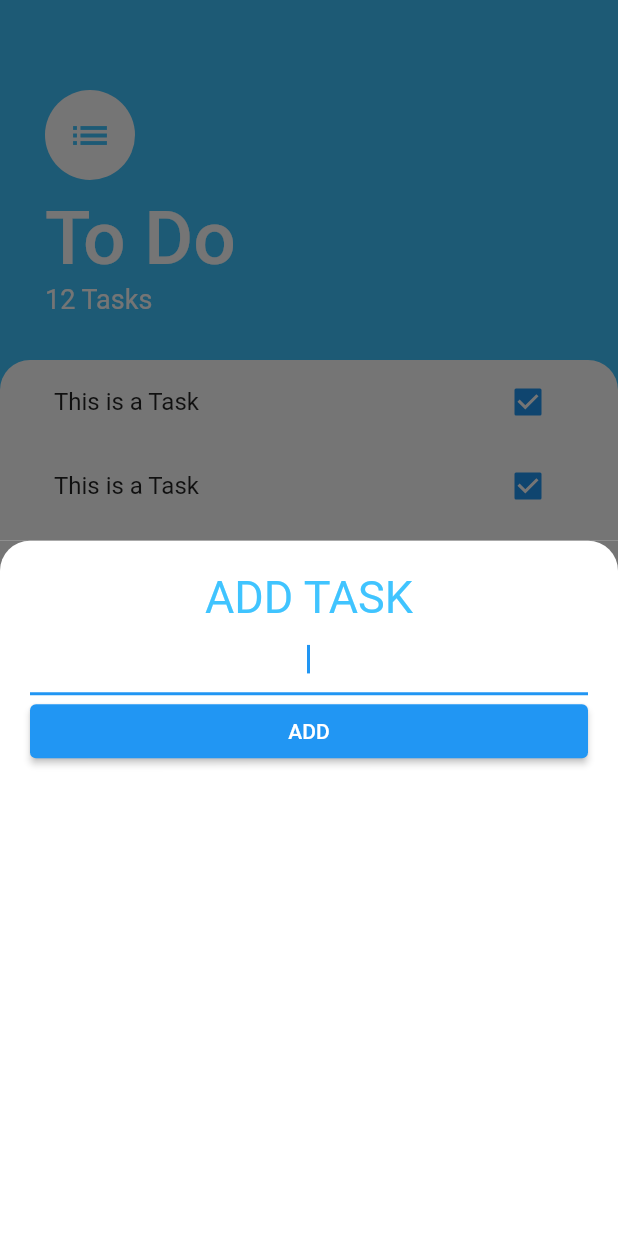
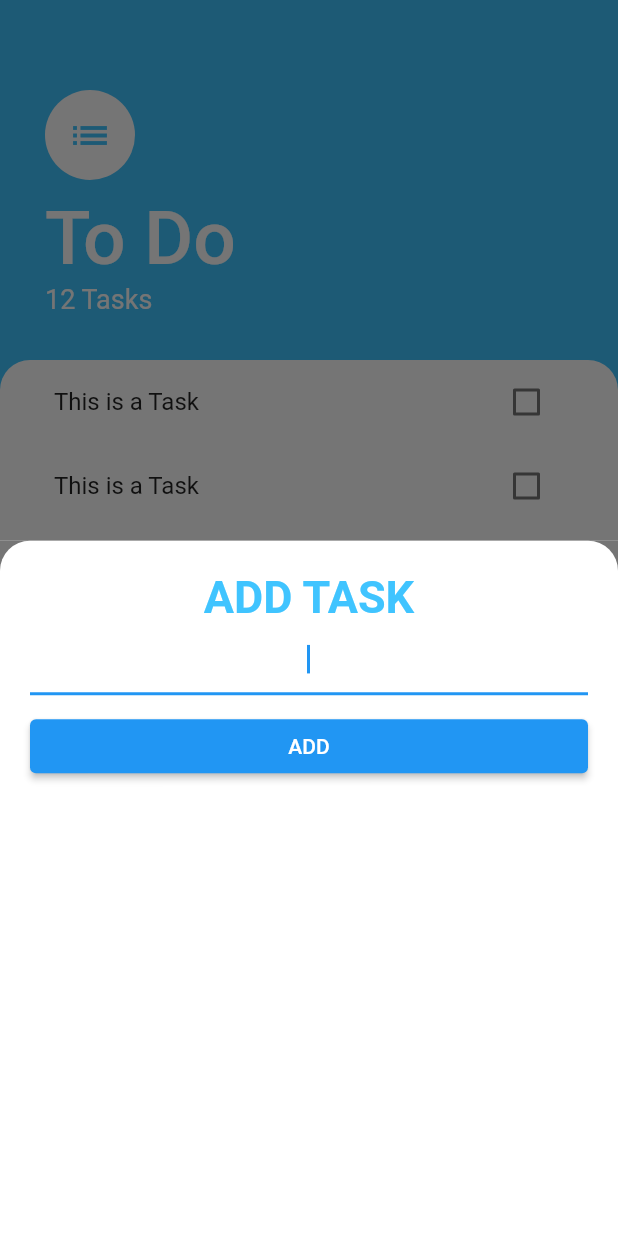
Before and after one commit to MominKhattar/To_Do_App, a Flutter app: the screen it shows after launch, after a tap on the "add" icon, on a phone screen of 412 x 824 dp. Run offline on Flutter 3.47's test engine with Material 2 defaults, Android fonts, the phone set to English and light mode, and no system bars.

Commit message:
task and checkbox is linked

```diff
--- a/lib/Widgets/taskList.dart
+++ b/lib/Widgets/taskList.dart
@@ -2,9 +2,6 @@ import 'package:flutter/material.dart';
 import 'package:todo/Widgets/taskTile.dart';
 
 class TaskList extends StatelessWidget {
-  const TaskList({
-    Key? key,
-  }) : super(key: key);
 
   @override
   Widget build(BuildContext context) {
--- a/lib/Widgets/taskTile.dart
+++ b/lib/Widgets/taskTile.dart
@@ -1,18 +1,31 @@
 import 'package:flutter/material.dart';
 
+class TaskTile extends StatefulWidget {
+  @override
+  State<TaskTile> createState() => _TaskTileState();
+}
 
-class TaskTile extends StatelessWidget {
-  const TaskTile({
-    Key? key,
-  }) : super(key: key);
+class _TaskTileState extends State<TaskTile> {
+  bool isChecked = false;
+
+   void checkBoxCall(bool? checkboxstate) {
+    setState(() {
+      isChecked = checkboxstate!;
+    });
+  }
 
   @override
   Widget build(BuildContext context) {
     return ListTile(
-      title: Text('This is a Task'),
-      trailing: Checkbox(
-        value: true,
-        onChanged: (bool? value) {},
+      title: Text(
+        'This is a Task',
+        style: TextStyle(
+            decoration: isChecked ? TextDecoration.lineThrough : null),
+      ),
+      trailing: Container(
+        width: 50,
+        child: Checkbox(value: isChecked, onChanged:
+      checkBoxCall),
       ),
     );
   }
--- a/lib/screens/add_task.dart
+++ b/lib/screens/add_task.dart
@@ -1,3 +1,4 @@
+import 'package:flutter/cupertino.dart';
 import 'package:flutter/material.dart';
 
 class AddTask extends StatelessWidget {
@@ -11,33 +12,34 @@ class AddTask extends StatelessWidget {
         decoration: BoxDecoration(
             color: Colors.white,
             borderRadius: BorderRadius.only(
-            topLeft: Radius.circular(20),
-            topRight: Radius.circular(20),
-          )
-        ),
+              topLeft: Radius.circular(20),
+              topRight: Radius.circular(20),
+            )),
         child: Padding(
-          padding:  EdgeInsets.all(20.0),
+          padding: EdgeInsets.all(20.0),
           child: Column(
-
             crossAxisAlignment: CrossAxisAlignment.stretch,
             children: [
               Text(
-                "ADD TASK",textAlign: TextAlign.center,
+                "ADD TASK",
+                textAlign: TextAlign.center,
                 style: TextStyle(
                   fontSize: 30,
                   color: Colors.lightBlueAccent,
+                  fontWeight: FontWeight.bold,
                 ),
               ),
               TextField(
                 autofocus: true,
                 textAlign: TextAlign.center,
               ),
-            ElevatedButton(onPressed: (){
-
-            },
-            child: Text(
-              "ADD"
-            ),),
+              SizedBox(
+                height: 10,
+              ),
+              ElevatedButton(
+                onPressed: () {},
+                child: Text("ADD"),
+              ),
             ],
           ),
         ),
```
